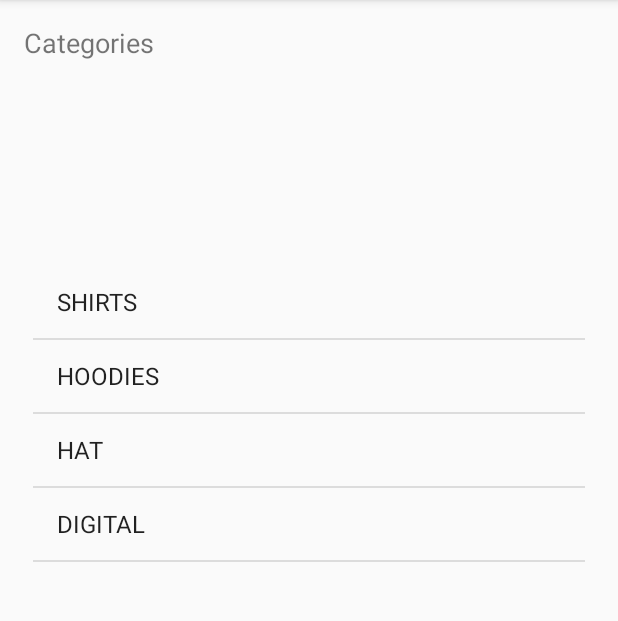
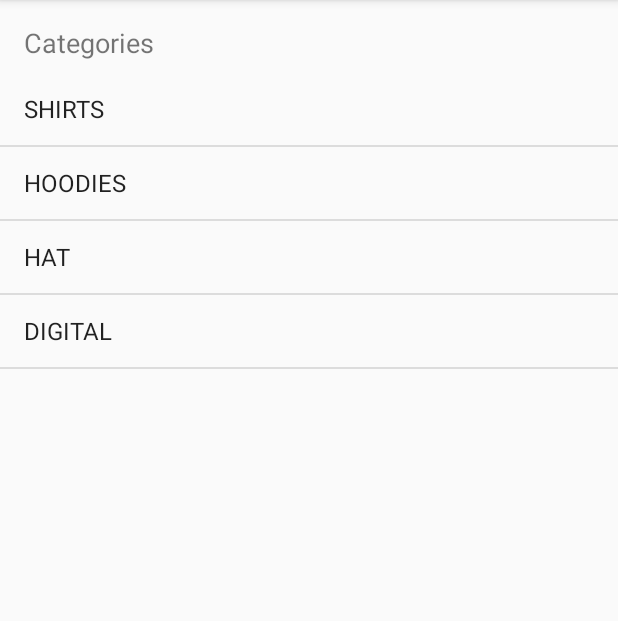
Before and after one commit to ghigbie/DevSwag, an Android app: the screen it shows after launch (MainActivity), on a phone screen of 412 x 824 dp, the part 84-705 px from its top. Run offline under Robolectric (Android 15) with nearby library versions, the phone set to English and light mode, and no system bars.

Commit message:
Adjusted list view image constraints

```diff
--- /dev/null
+++ b/app/src/main/java/com/example/georgehigbie/devswag/Adapters/CategoryAdapter.kt
@@ -0,0 +1,10 @@
+package com.example.georgehigbie.devswag.Adapters
+
+import android.widget.BaseAdapter
+
+/**
+ * Created by georgehigbie on 10/13/17.
+ */
+class CategoryAdapter : BaseAdapter(){
+
+}
--- a/app/src/main/res/layout/activity_main.xml
+++ b/app/src/main/res/layout/activity_main.xml
@@ -19,11 +19,11 @@
 
     <ListView
         android:id="@+id/categoriesList"
-        android:layout_width="368dp"
-        android:layout_height="454dp"
-        android:layout_marginBottom="8dp"
-        android:layout_marginEnd="8dp"
-        android:layout_marginStart="8dp"
+        android:layout_width="0dp"
+        android:layout_height="0dp"
+        android:layout_marginBottom="0dp"
+        android:layout_marginEnd="0dp"
+        android:layout_marginStart="0dp"
         android:layout_marginTop="8dp"
         app:layout_constraintBottom_toBottomOf="parent"
         app:layout_constraintEnd_toEndOf="parent"
```
